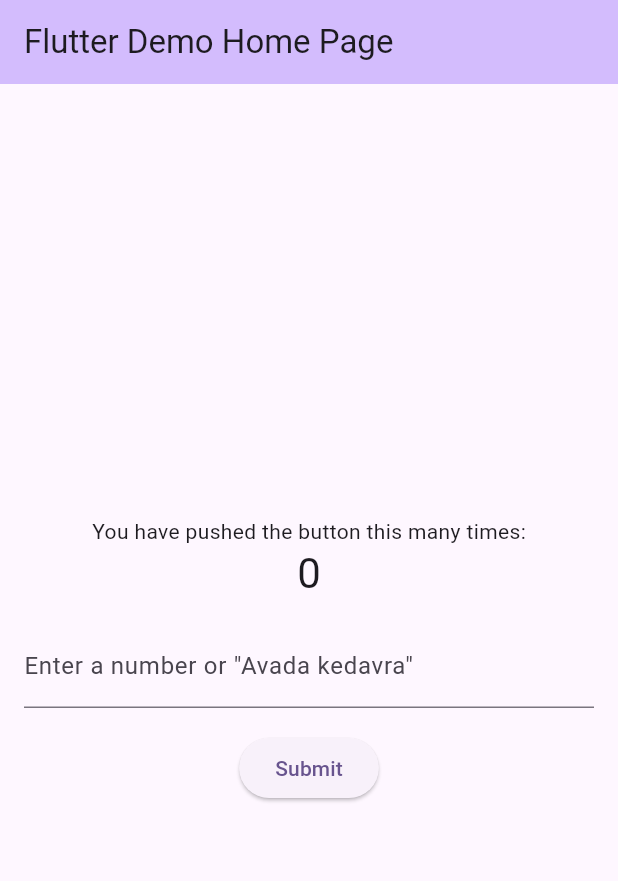
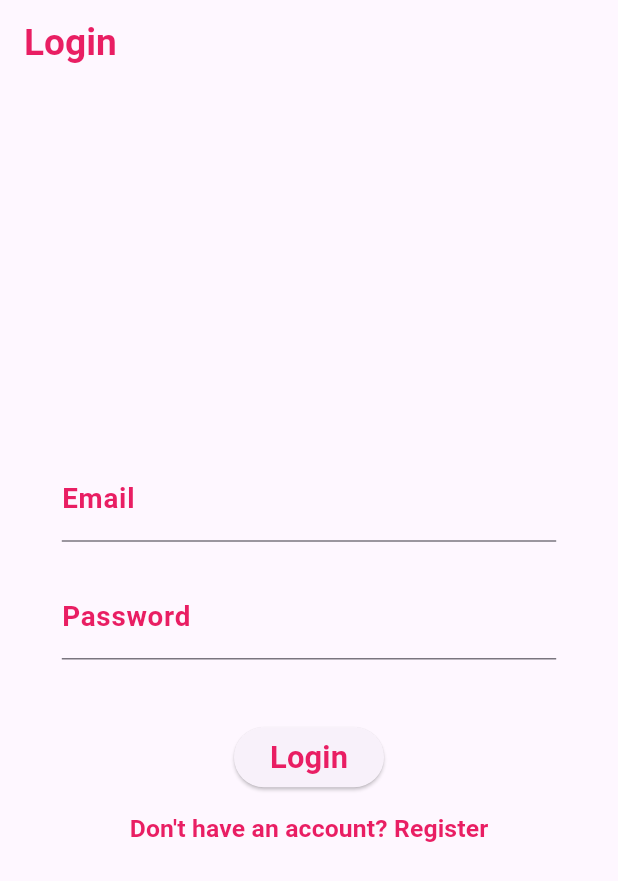
Before and after one commit to decorateni/my_project, a Flutter app: the screen it shows after launch, on a phone screen of 412 x 824 dp. Shown: the top 881 px of the screen. Run offline on Flutter 3.47's test engine with Material 3 defaults, Android fonts, the phone set to English and light mode, and no system bars.

Commit message:
Lab 2: створення власних віджетів та навігація

```diff
--- a/lib/main.dart
+++ b/lib/main.dart
@@ -1,4 +1,8 @@
 import 'package:flutter/material.dart';
+import 'package:my_project/screens/home_screen.dart';
+import 'package:my_project/screens/login_screen.dart';
+import 'package:my_project/screens/profile_screen.dart';
+import 'package:my_project/screens/registration_screen.dart';
 
 void main() {
   runApp(const MyApp());
@@ -15,66 +19,13 @@ class MyApp extends StatelessWidget {
         colorScheme: ColorScheme.fromSeed(seedColor: Colors.deepPurple),
         useMaterial3: true,
       ),
-      home: const MyHomePage(title: 'Flutter Demo Home Page'),
+      initialRoute: '/login',
+      routes: {
+        '/login': (context) => const LoginScreen(),
+        '/register': (context) => const RegistrationScreen(),
+        '/profile': (context) => const ProfileScreen(),
+        '/home': (context) => const HomeScreen(),
+      },
     );
   }
 }
-
-class MyHomePage extends StatefulWidget {
-  const MyHomePage({required this.title, super.key});
-
-  final String title;
-
-  @override
-  State<MyHomePage> createState() => _MyHomePageState();
-}
-
-class _MyHomePageState extends State<MyHomePage> {
-  int _counter = 0;
-  String _inputText = '';
-
-  void _handleInput() {
-    setState(() {
-      if (_inputText == 'Avada kedavra') {
-        _counter = 0;
-      } else {
-        int? value = int.tryParse(_inputText);
-        if (value != null) {
-          _counter += value;
-        }
-      }
-    });
-  }
-
-  @override
-  Widget build(BuildContext context) {
-    return Scaffold(
-      appBar: AppBar(
-        backgroundColor: Theme.of(context).colorScheme.inversePrimary,
-        title: Text(widget.title),
-      ),
-      body: Center(
-        child: Column(
-          mainAxisAlignment: MainAxisAlignment.center,
-          children: <Widget>[
-            const Text('You have pushed the button this many times:'),
-            Text('$_counter', style: Theme.of(context).textTheme.headlineMedium),
-            Padding(
-              padding: const EdgeInsets.all(16.0),
-              child: TextField(
-                onChanged: (text) => _inputText = text,
-                decoration: const InputDecoration(
-                  labelText: 'Enter a number or "Avada kedavra"',
-                ),
-              ),
-            ),
-            ElevatedButton(
-              onPressed: _handleInput,
-              child: const Text('Submit'),
-            ),
-          ],
-        ),
-      ),
-    );
-  }
-}
--- /dev/null
+++ b/lib/screens/login_screen.dart
@@ -0,0 +1,61 @@
+import 'package:flutter/material.dart';
+import 'package:my_project/styles.dart';
+
+class LoginScreen extends StatelessWidget {
+  const LoginScreen({super.key}); // конструктор з ключем
+
+  @override
+  Widget build(BuildContext context) {
+    final screenWidth = MediaQuery.of(context).size.width; // ширина екрану
+
+    return Scaffold(
+      appBar: AppBar(
+        title: Text(
+          'Login', // заголовок екрану
+          style: pinkBoldTextStyle(screenWidth * 0.06), // стиль тексту
+        ),
+      ),
+      body: Padding(
+        padding: EdgeInsets.symmetric(horizontal: screenWidth * 0.1),
+        child: Column(
+          mainAxisAlignment: MainAxisAlignment.center, // центруємо контент
+          children: [
+            TextField(
+              decoration: InputDecoration(
+                labelText: 'Email', // підказка для email
+                labelStyle: pinkBoldTextStyle(screenWidth * 0.045),
+              ),
+            ),
+            SizedBox(height: screenWidth * 0.05), // відступ між полями
+            TextField(
+              decoration: InputDecoration(
+                labelText: 'Password', // підказка для пароля
+                labelStyle: pinkBoldTextStyle(screenWidth * 0.045),
+              ),
+              obscureText: true, // приховуємо пароль
+            ),
+            SizedBox(height: screenWidth * 0.1), // великий відступ
+            ElevatedButton(
+              onPressed: () {
+                Navigator.pushNamed(context, '/home'); // на головну
+              },
+              child: Text(
+                'Login', // текст кнопки
+                style: pinkBoldTextStyle(screenWidth * 0.05),
+              ),
+            ),
+            TextButton(
+              onPressed: () {
+                Navigator.pushNamed(context, '/register'); // перехід на реєстрацію
+              },
+              child: Text(
+                "Don't have an account? Register", // текст підказки
+                style: pinkBoldTextStyle(screenWidth * 0.04),
+              ),
+            ),
+          ],
+        ),
+      ),
+    );
+  }
+}
--- /dev/null
+++ b/lib/styles.dart
@@ -0,0 +1,10 @@
+import 'package:flutter/material.dart';
+
+// глоьальна функція для рожевого жирного текстц
+TextStyle pinkBoldTextStyle(double fontSize) {
+  return TextStyle(
+    fontSize: fontSize,
+    fontWeight: FontWeight.bold,
+    color: Colors.pink,
+  );
+}
```
Also changed, not shown: lib/screens/home_screen.dart (added, +41 -0 lines), lib/screens/profile_screen.dart (added, +56 -0 lines), lib/screens/registration_screen.dart (added, +60 -0 lines).
